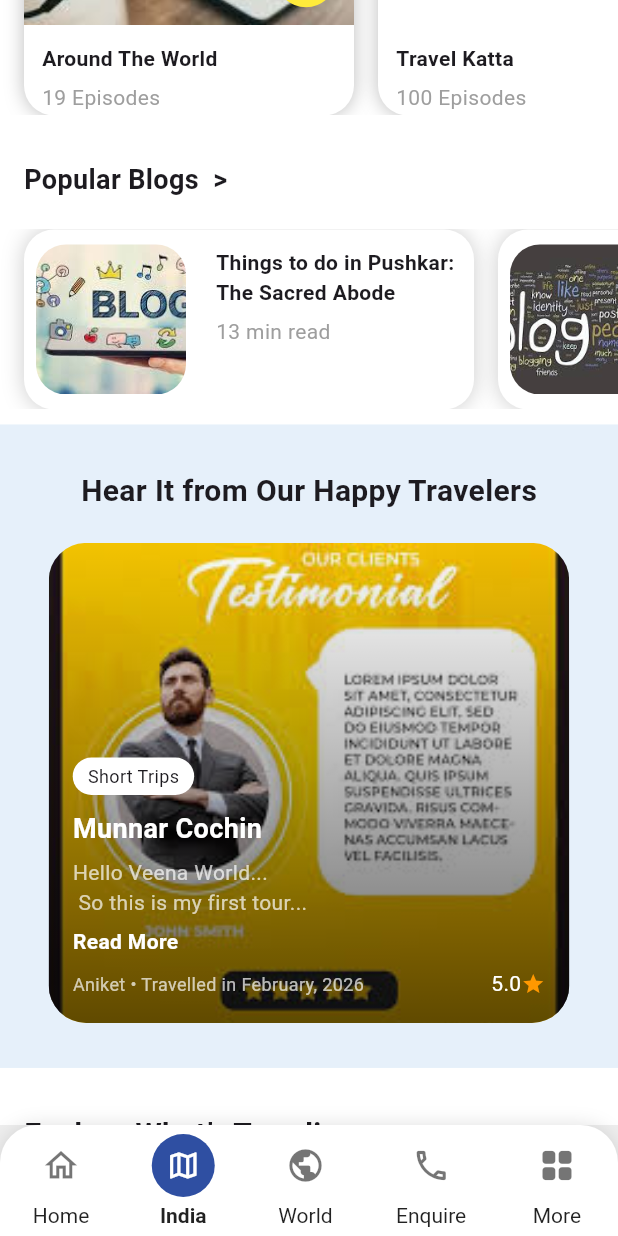
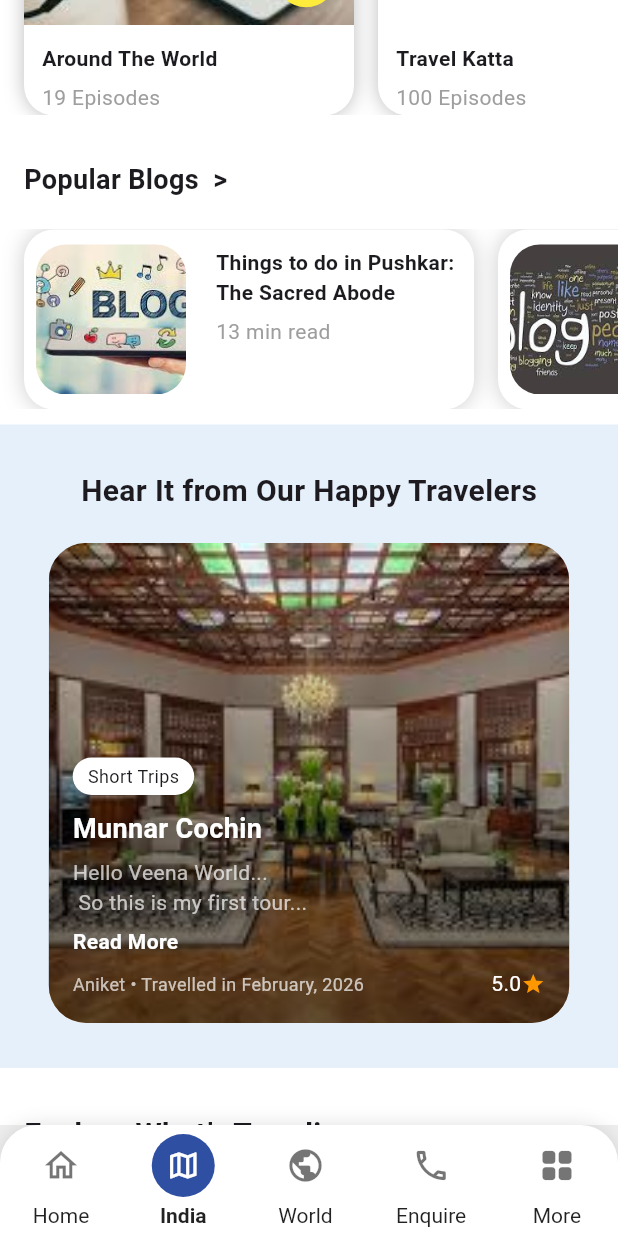
Before and after one commit to kundan7783/Albetrozz-Fly, a Flutter app: the screen it shows after launch, item 2 of the bottom bar chosen, scrolled down 2880 dp, on a phone screen of 412 x 824 dp. Run offline on Flutter 3.47's test engine with Material 3 defaults, Android fonts, the phone set to English and light mode, and no system bars; drawn by our look-alikes of carousel_slider; our stand-ins replace country_code_picker, smooth_page_indicator; missing offline and left inert: dart:ffi; network calls fail.

Commit message:
india tour screen almost complete

```diff
--- a/lib/data/speciality_data.dart
+++ b/lib/data/speciality_data.dart
@@ -172,7 +172,7 @@ class SpecialityData {
 
   List<Map<String, String>> testimonials = [
     {
-      "image": "assets/images/testi.jpg",
+      "image": "assets/images/luxurygrand.jpg",
       "title": "Munnar Cochin",
       "description":
       "Hello Veena World... \n So this is my first tour...",
@@ -190,7 +190,7 @@ class SpecialityData {
       "rating": "5.0"
     },
     {
-      "image": "assets/images/testi.jpg",
+      "image": "assets/images/rajsthan.jpg",
       "title": "Munnar Cochin",
       "description":
       "Hello Veena World... \n So this is my first tour...",
@@ -199,7 +199,7 @@ class SpecialityData {
       "rating": "5.0"
     },
     {
-      "image": "assets/images/testi.jpg",
+      "image": "assets/images/rajsthan1.jpg",
       "title": "Munnar Cochin",
       "description":
       "Hello Veena World... \n So this is my first tour...",
@@ -232,5 +232,27 @@ class SpecialityData {
       price: "₹32,000",
       emi: "₹1,020/mo",
     ),
+    TrendingModel(
+      image: "https://images.unsplash.com/photo-1622194993926-1801586d460f",
+      title: "Bihar Gaya",
+      days: "4 Days",
+      cities: "2 Cities",
+      dates: "1 Dept. dates from 2 Cities",
+      highlights:
+      "Mandawa Fort, Morarka Haveli, Podar Haveli Museum",
+      price: "₹25,000",
+      emi: "₹843/mo",
+    ),
+    TrendingModel(
+      image: "https://images.unsplash.com/photo-1599661046289-e31897846e41",
+      title: "Rajsthan",
+      days: "5 Days",
+      cities: "3 Cities",
+      dates: "2 Dept. dates",
+      highlights: "Tsomgo Lake, MG Road, Batasia Loop",
+      price: "₹32,000",
+      emi: "₹1,020/mo",
+    ),
+
   ];
 }
--- a/lib/utils/app_colors.dart
+++ b/lib/utils/app_colors.dart
@@ -10,7 +10,8 @@ class AppColors {
 
 
   //Gradient
- static final cardLinearGradient=[Colors.black.withOpacity(0.5),
+ static final cardLinearGradient=[
+   Colors.black.withOpacity(0.5),
    Colors.transparent];
  static final bgLinearGradient=[
    Colors.transparent,Colors.black.withOpacity(0.2),
--- a/lib/view/screens/india_tour_screen.dart
+++ b/lib/view/screens/india_tour_screen.dart
@@ -16,7 +16,6 @@ import '../widgets/testimonial_card.dart';
 import '../widgets/tour_search_bar.dart';
 import '../widgets/state_city_toggle.dart';
 import '../widgets/tour_card.dart';
-import '../widgets/trending_card.dart';
 import '../widgets/trending_tour_card.dart';
 
 class IndiaTourScreen extends StatefulWidget {
@@ -32,6 +31,7 @@ class _IndiaTourScreenState extends State<IndiaTourScreen> {
   int currentIndex = 0;
   String selectedSeason = "Mar to Jun";
   String selectedInterest = "Honeymoon Special";
+  String selectedTrending = "All Of India (324)";
   final LocationData locationData = LocationData();
   final SpecialityData specialityData = SpecialityData();
 
@@ -463,7 +463,7 @@ class _IndiaTourScreenState extends State<IndiaTourScreen> {
               ),
             ),
             SizedBox(
-              height: height*0.42,
+              height: height * 0.42,
               child: Padding(
                 padding: const EdgeInsets.symmetric(vertical: 20),
                 child: Column(
@@ -535,12 +535,27 @@ class _IndiaTourScreenState extends State<IndiaTourScreen> {
               ),
             ),
             _buildTestimonialSection(),
-            _buildTrendingSection()
+            _buildTrendingSection(),
+            const SizedBox(height: 60),
+            TextButton(
+              onPressed: () {},
+              child: Text(
+                "Explore 300+ Tours >",
+                style: TextStyle(
+                  color: Colors.blueAccent,
+                  decoration: TextDecoration.underline,
+                  fontSize: 21,
+                  fontWeight: FontWeight.w600,
+                ),
+              ),
+            ),
+            const SizedBox(height: 10),
           ],
         ),
       ),
     );
   }
+
   Widget _buildTestimonialSection() {
     return Container(
       padding: const EdgeInsets.symmetric(vertical: 30),
@@ -549,9 +564,7 @@ class _IndiaTourScreenState extends State<IndiaTourScreen> {
         children: [
           const Text(
             "Hear It from Our Happy Travelers",
-            style: TextStyle(
-                fontSize: 20,
-                fontWeight: FontWeight.bold),
+            style: TextStyle(fontSize: 20, fontWeight: FontWeight.bold),
           ),
           const SizedBox(height: 20),
 
@@ -588,16 +601,12 @@ class _IndiaTourScreenState extends State<IndiaTourScreen> {
       child: Column(
         crossAxisAlignment: CrossAxisAlignment.start,
         children: [
-
           /// Title
           const Padding(
             padding: EdgeInsets.symmetric(horizontal: 16),
             child: Text(
               "Explore What’s Trending",
-              style: TextStyle(
-                fontSize: 20,
-                fontWeight: FontWeight.bold,
-              ),
+              style: TextStyle(fontSize: 20, fontWeight: FontWeight.bold),
             ),
           ),
 
@@ -610,9 +619,31 @@ class _IndiaTourScreenState extends State<IndiaTourScreen> {
               scrollDirection: Axis.horizontal,
               child: Row(
                 children: [
-                  _trendingChip("All Of India (324)", true),
-                  _trendingChip("Rajasthan (34)", false),
-                  _trendingChip("Himachal Pradesh (18)", false),
+                  FilterButton(
+                    title: "All Of India (324)",
+                    isSelected: selectedTrending == "All Of India (324)",
+                    onTap: () =>
+                        setState(() => selectedTrending = "All Of India (324)"),
+                  ),
+                  FilterButton(
+                    title: "Rajasthan (34)",
+                    isSelected: selectedTrending == "Rajasthan (34)",
+                    onTap: () =>
+                        setState(() => selectedTrending = "Rajasthan (34)"),
+                  ),
+                  FilterButton(
+                    title: "Himachal Pradesh (18)",
+                    isSelected: selectedTrending == "Himachal Pradesh (18)",
+                    onTap: () => setState(
+                      () => selectedTrending = "Himachal Pradesh (18)",
+                    ),
+                  ),
+                  FilterButton(
+                    title: "Bihar (54)",
+                    isSelected: selectedTrending == "Bihar (54)",
+                    onTap: () =>
+                        setState(() => selectedTrending = "Bihar (54)"),
+                  ),
                 ],
               ),
             ),
@@ -630,23 +661,4 @@ class _IndiaTourScreenState extends State<IndiaTourScreen> {
       ),
     );
   }
-  Widget _trendingChip(String title, bool isSelected) {
-    return Padding(
-      padding: const EdgeInsets.only(right: 10),
-      child: Container(
-        padding:
-        const EdgeInsets.symmetric(horizontal: 14, vertical: 8),
-        decoration: BoxDecoration(
-          color: isSelected ? Colors.blue : Colors.grey.shade200,
-          borderRadius: BorderRadius.circular(25),
-        ),
-        child: Text(
-          title,
-          style: TextStyle(
-            color: isSelected ? Colors.white : Colors.black,
-          ),
-        ),
-      ),
-    );
-  }
 }
```
Also changed, not shown: lib/view/widgets/trending_tour_card.dart (+22 -15 lines).
